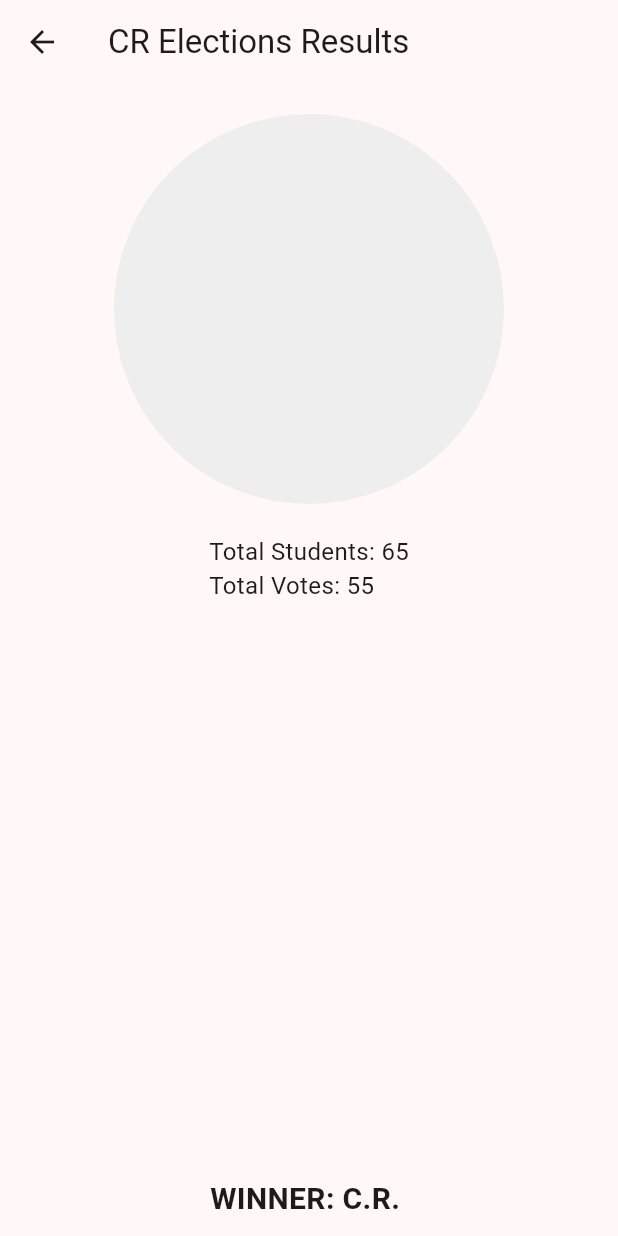
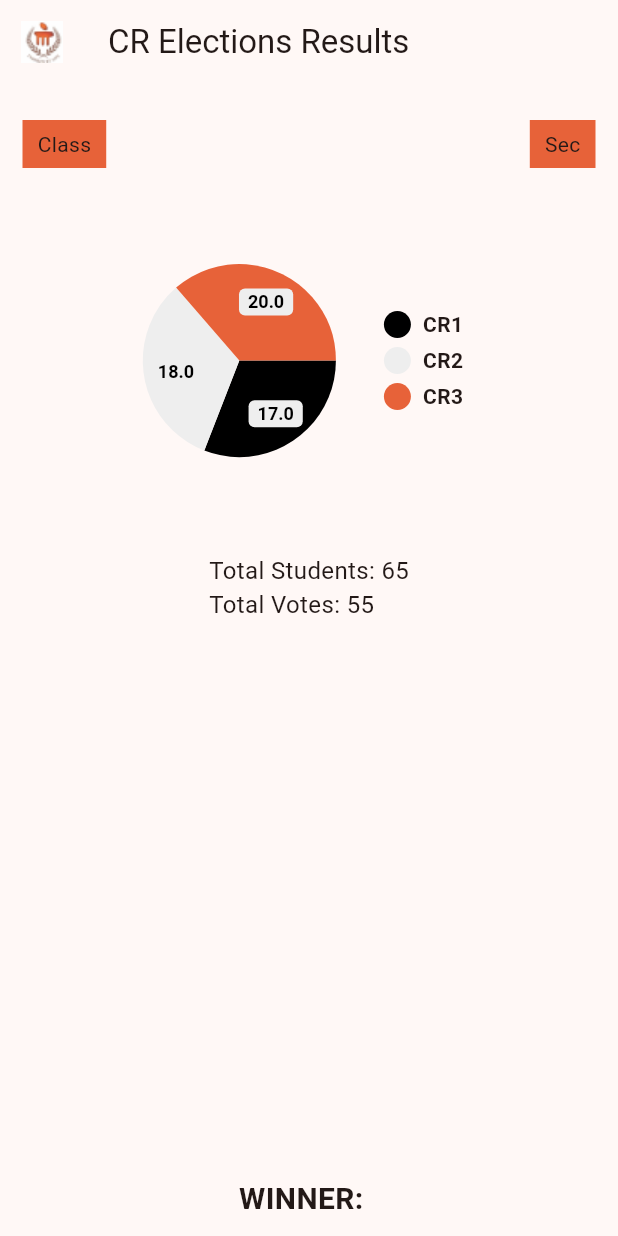
Before and after one commit to rashiagr2003/ElectraSphere, a Flutter app: the ResultsScreen screen opened directly with empty values, on a phone screen of 412 x 824 dp. Run offline on Flutter 3.47's test engine with Material 3 defaults, Android fonts, the phone set to English and light mode, and no system bars; drawn by our look-alikes of pie_chart; our stand-ins replace dropdown_textfield.

Commit message:
Updated Screens

```diff
--- a/lib/Candidature Screens/login_screen.dart
+++ b/lib/Candidature Screens/login_screen.dart
@@ -1,5 +1,5 @@
+import 'package:electra_sphere/Candidature%20Screens/candidature_reset_password.dart';
 import 'package:electra_sphere/Candidature%20Screens/home_page.dart';
-import 'package:electra_sphere/Voter%20screens/reset_password.dart';
 import 'package:flutter/material.dart';
 import 'package:flutter/widgets.dart';
 
@@ -76,7 +76,7 @@ class _CandidatureLoginScreenState extends State<CandidatureLoginScreen> {
                                       context,
                                       MaterialPageRoute(
                                           builder: (context) =>
-                                              ResetPasswordScreen()));
+                                              CandidatureResetPasswordScreen()));
                                 },
                                 child: Padding(
                                   padding: const EdgeInsets.all(8.0),
--- /dev/null
+++ b/lib/Common Screens/pie_chart_widget.dart
@@ -0,0 +1,109 @@
+// home_page.dart
+import 'package:flutter/material.dart';
+import 'package:pie_chart/pie_chart.dart';
+import 'dart:math' as math;
+
+class PieChartWidget extends StatefulWidget {
+  const PieChartWidget({super.key});
+
+  @override
+  // ignore: library_private_types_in_public_api
+  _PieChartWidgetState createState() => _PieChartWidgetState();
+}
+
+class _PieChartWidgetState extends State<PieChartWidget> {
+  // ...
+
+  @override
+  Widget build(BuildContext context) {
+    return LayoutBuilder(
+      builder: (_, constraints) {
+        if (constraints.maxWidth >= 600) {
+          return Row(
+            crossAxisAlignment: CrossAxisAlignment.start,
+            children: [
+              Flexible(
+                flex: 3,
+                fit: FlexFit.tight,
+                child: _buildChart(),
+              ),
+              Flexible(
+                flex: 2,
+                fit: FlexFit.tight,
+                child: _buildSettings(),
+              )
+            ],
+          );
+        } else {
+          return SingleChildScrollView(
+            child: Column(
+              children: [
+                Container(
+                  margin: const EdgeInsets.symmetric(vertical: 32),
+                  child: _buildChart(),
+                ),
+                _buildSettings(),
+              ],
+            ),
+          );
+        }
+      },
+    );
+  }
+
+  Widget _buildChart() {
+    return PieChart(
+      dataMap: const {
+        "CR1": 17,
+        "CR2": 18,
+        "CR3": 20,
+      },
+      animationDuration: Duration(milliseconds: 800),
+      chartLegendSpacing: 32,
+      chartRadius: math.min(MediaQuery.of(context).size.width / 3.2, 300),
+      colorList: const [
+        const Color(0xff000000),
+        const Color(0xffEEEEEE),
+        const Color(0xffE76239),
+      ],
+      // ...
+    );
+  }
+
+  Widget _buildSettings() {
+    return const Card(
+      margin: EdgeInsets.all(12),
+      child: Column(
+        children: [
+          // ...
+        ],
+      ),
+    );
+  }
+}
+
+class PieChartWidget2 extends StatelessWidget {
+  const PieChartWidget2({super.key});
+
+  @override
+  Widget build(BuildContext context) {
+    return Scaffold(
+      appBar: AppBar(
+        title: const Text("Pie Chart 1"),
+      ),
+      body: Container(
+        padding: const EdgeInsets.symmetric(horizontal: 16),
+        child: PieChart(
+          dataMap: const {"Flutter": 5},
+          chartType: ChartType.ring,
+          baseChartColor: Colors.grey[50]!.withOpacity(0.15),
+          colorList: const [Colors.greenAccent],
+          chartValuesOptions: const ChartValuesOptions(
+            showChartValuesInPercentage: true,
+          ),
+          totalValue: 20,
+        ),
+      ),
+    );
+  }
+}
--- a/lib/Common Screens/result_screen1.dart
+++ b/lib/Common Screens/result_screen1.dart
@@ -10,8 +10,8 @@ class ResultScreen1 extends StatefulWidget {
 class _MyHomePageState extends State<ResultScreen1> {
   List<Map<String, dynamic>> crList = [
     {'name': 'C.R. 1', 'votes': 45},
-    {'name': 'C.R. 2', 'votes': 45},
-    {'name': 'C.R. 3', 'votes': 45},
+    {'name': 'C.R. 2', 'votes': 60},
+    {'name': 'C.R. 3', 'votes': 50},
   ];
 
   void _navigateToResults() {
--- a/lib/Common Screens/result_screen2.dart
+++ b/lib/Common Screens/result_screen2.dart
@@ -1,10 +1,12 @@
 import 'package:flutter/material.dart';
-import 'package:charts_flutter/flutter.dart' as charts;
 
+import 'pie_chart_widget.dart';
+
+// ignore: must_be_immutable
 class ResultsScreen extends StatelessWidget {
   final List<Map<String, dynamic>> crList;
 
-  ResultsScreen({required this.crList});
+  ResultsScreen({super.key, required this.crList});
 
   @override
   Widget build(BuildContext context) {
@@ -12,19 +14,34 @@ class ResultsScreen extends StatelessWidget {
 
     return Scaffold(
       appBar: AppBar(
-        title: Text('CR Elections Results'),
+        leading: const Image(image: AssetImage("assets/manipal_logo.png")),
+        title: const Text('CR Elections Results'),
       ),
       body: Column(
         children: [
-          Container(
-            height: 300,
-            child: charts.PieChart(
-              _createSeriesData(crData),
-              animate: true,
-              animationDuration: Duration(seconds: 5),
+          Padding(
+            padding: const EdgeInsets.symmetric(vertical: 15, horizontal: 15),
+            child: SizedBox(
+              height: 50,
+              child: Row(
+                mainAxisAlignment: MainAxisAlignment.spaceBetween,
+                children: [
+                  Container(
+                      padding: const EdgeInsets.symmetric(
+                          vertical: 6, horizontal: 10),
+                      color: const Color(0xffE76239),
+                      child: const Text('Class')),
+                  Container(
+                      padding: const EdgeInsets.symmetric(
+                          vertical: 6, horizontal: 10),
+                      color: const Color(0xffE76239),
+                      child: const Text('Sec')),
+                ],
+              ),
             ),
           ),
-          Text(
+          const PieChartWidget(),
+          const Text(
             'Total Students: 65\nTotal Votes: 55',
             style: TextStyle(fontSize: 16),
           ),
@@ -33,12 +50,17 @@ class ResultsScreen extends StatelessWidget {
               itemCount: crData.length,
               itemBuilder: (context, index) {
                 return Container(
-                  padding: EdgeInsets.all(10),
+                  padding: const EdgeInsets.all(10),
                   child: Row(
                     mainAxisAlignment: MainAxisAlignment.spaceBetween,
                     children: [
-                      Text('C.R. ${crData[index].name}'),
-                      Text('${crData[index].votes}%'),
+                      Text('${crData[index].name}'),
+                      Column(
+                        children: [
+                          Text('${crData[index].votes}%'),
+                          Text('[Number of votes]'),
+                        ],
+                      )
                     ],
                   ),
                 );
@@ -46,10 +68,10 @@ class ResultsScreen extends StatelessWidget {
             ),
           ),
           Container(
-            padding: EdgeInsets.all(10),
+            padding: const EdgeInsets.all(10),
             child: Text(
-              'WINNER: C.R. ${_getWinner(crData)}',
-              style: TextStyle(fontSize: 20, fontWeight: FontWeight.bold),
+              'WINNER:  ${_getWinner(crData)}',
+              style: const TextStyle(fontSize: 20, fontWeight: FontWeight.bold),
             ),
           ),
         ],
@@ -67,29 +89,13 @@ class ResultsScreen extends StatelessWidget {
     return crData;
   }
 
-  List<charts.Series<CR, String>> _createSeriesData(List<CR> crData) {
-    final List<charts.Series<CR, String>> seriesData = [];
-
-    seriesData.add(
-      charts.Series(
-        domainFn: (CR cr, _) => cr.name,
-        measureFn: (CR cr, _) => cr.votes,
-        id: 'CR Votes',
-        data: crData,
-        labelAccessorFn: (CR row, _) => '${row.votes}%',
-      ),
-    );
-
-    return seriesData;
-  }
-
   String _getWinner(List<CR> crData) {
     double maxVotes = 0;
     String winner = '';
 
     for (var cr in crData) {
-      if (cr.votes > maxVotes) {
-        maxVotes = cr.votes as double;
+      if (cr.votes.toDouble() > maxVotes) {
+        maxVotes = cr.votes.toDouble();
         winner = cr.name;
       }
     }
--- a/pubspec.yaml
+++ b/pubspec.yaml
@@ -37,7 +37,7 @@ dependencies:
   cupertino_icons: ^1.0.2
   flutter_dropdown: ^1.0.1+hotfix.1
   dropdown_textfield: ^1.0.8
-  charts_flutter:
+  pie_chart:
 
 dev_dependencies:
   flutter_test:
```
Also changed, not shown: lib/Admin screens/publish_screen.dart (added, +137 -0 lines), lib/Admin screens/sign_up.dart (+17 -10 lines), lib/Candidature Screens/candidature_reset_password.dart (renamed from lib/Candidature Screens/reset_password.dart, +8 -13 lines), lib/Candidature Screens/home_page.dart (+58 -19 lines), pubspec.lock.
